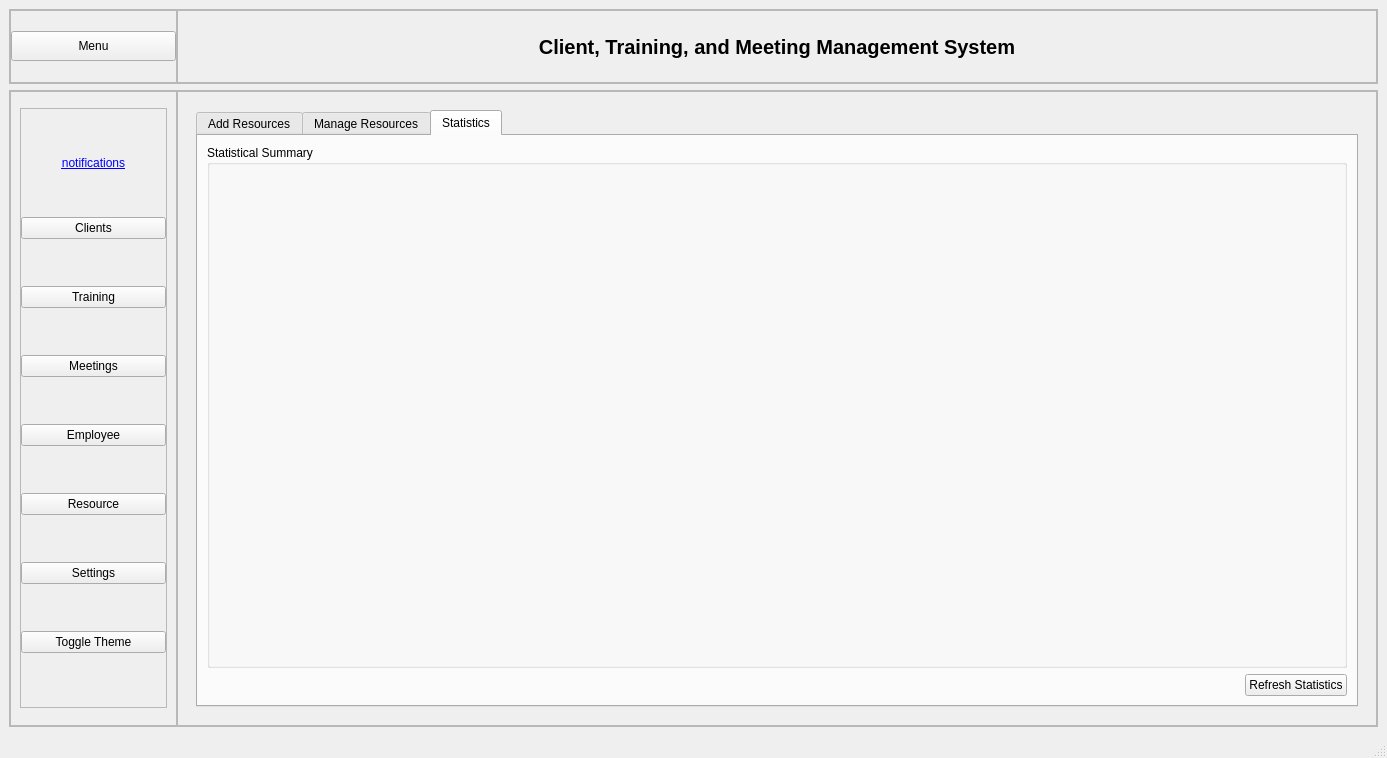
Old version of the form ui/mainwindow/mainwindow.ui in the repository Hyujnn54/DesktopAPP.
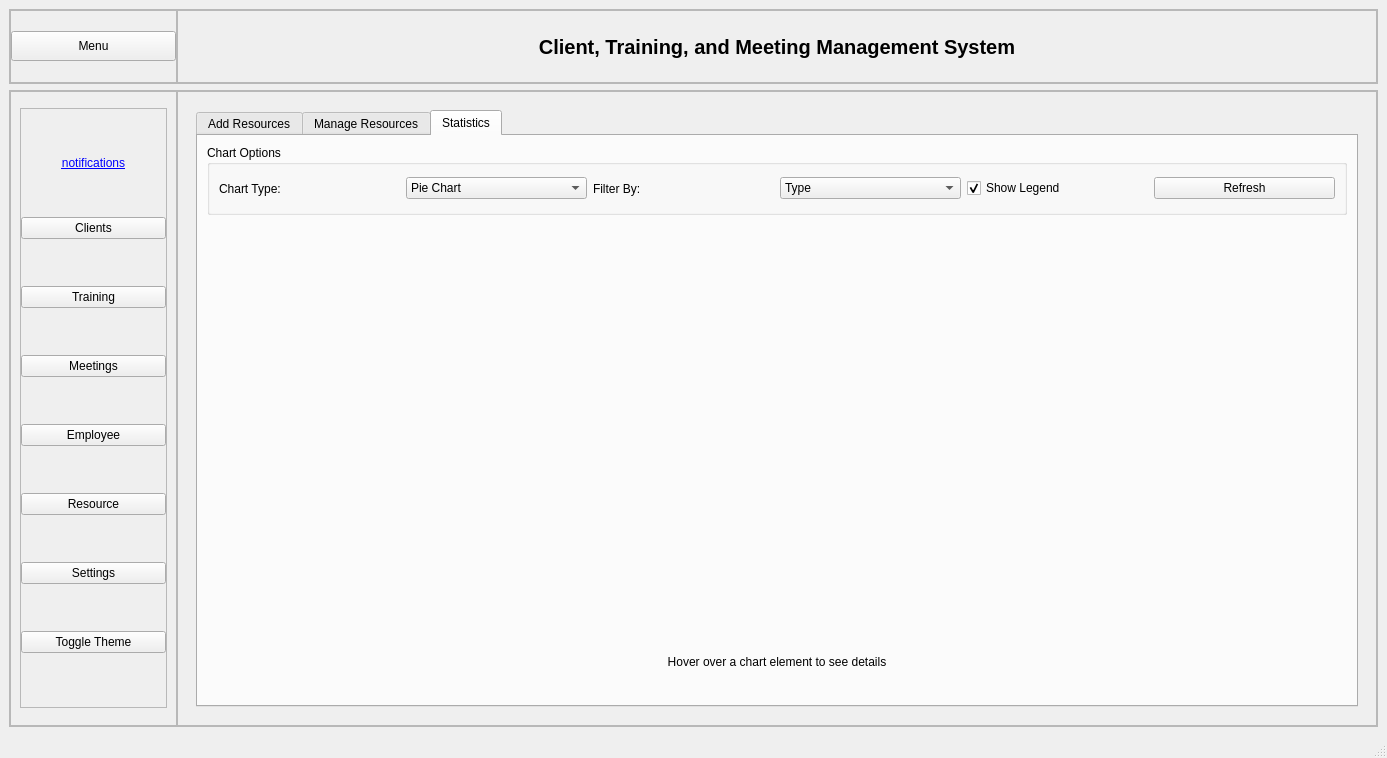
New version of the form. The open tabs and pages were chosen to show the change. Custom widgets are drawn as their Qt base class.

```diff
--- a/ui/mainwindow/mainwindow.ui
+++ b/ui/mainwindow/mainwindow.ui
@@ -2154,26 +2154,65 @@
                   <item>
                    <widget class="QGroupBox" name="statsTextGroup">
                     <property name="title">
-                     <string>Statistical Summary</string>
+                     <string>Chart Options</string>
                     </property>
-                    <layout class="QVBoxLayout" name="resourceVerticalLayoutStats">
+                    <layout class="QHBoxLayout" name="resourceChartControlsLayout">
                      <item>
-                      <widget class="QChartView" name="chartView" native="true">
-                       <property name="sizePolicy">
-                        <sizepolicy hsizetype="Expanding" vsizetype="Expanding">
-                         <horstretch>0</horstretch>
-                         <verstretch>0</verstretch>
-                        </sizepolicy>
+                      <widget class="QLabel" name="resourceChartTypeLabel">
+                       <property name="text">
+                        <string>Chart Type:</string>
                        </property>
                       </widget>
                      </item>
                      <item>
-                      <widget class="QChartView" name="stackedBarChartView" native="true">
-                       <property name="sizePolicy">
-                        <sizepolicy hsizetype="Expanding" vsizetype="Expanding">
-                         <horstretch>0</horstretch>
-                         <verstretch>0</verstretch>
-                        </sizepolicy>
+                      <widget class="QComboBox" name="resourceChartTypeComboBox">
+                       <item>
+                        <property name="text">
+                         <string>Pie Chart</string>
+                        </property>
+                       </item>
+                       <item>
+                        <property name="text">
+                         <string>Bar Chart</string>
+                        </property>
+                       </item>
+                      </widget>
+                     </item>
+                     <item>
+                      <widget class="QLabel" name="resourceChartFilterLabel">
+                       <property name="text">
+                        <string>Filter By:</string>
+                       </property>
+                      </widget>
+                     </item>
+                     <item>
+                      <widget class="QComboBox" name="resourceChartFilterComboBox">
+                       <item>
+                        <property name="text">
+                         <string>Type</string>
+                        </property>
+                       </item>
+                       <item>
+                        <property name="text">
+                         <string>Purchase Date</string>
+                        </property>
+                       </item>
+                      </widget>
+                     </item>
+                     <item>
+                      <widget class="QCheckBox" name="resourceToggleLegendCheckBox">
+                       <property name="text">
+                        <string>Show Legend</string>
+                       </property>
+                       <property name="checked">
+                        <bool>true</bool>
+                       </property>
+                      </widget>
+                     </item>
+                     <item>
+                      <widget class="QPushButton" name="resourceRefreshStatsButton">
+                       <property name="text">
+                        <string>Refresh</string>
                        </property>
                       </widget>
                      </item>
@@ -2181,28 +2220,24 @@
                    </widget>
                   </item>
                   <item>
-                   <layout class="QHBoxLayout" name="resourceStatsButtonLayout">
-                    <item>
-                     <spacer name="horizontalSpacer2">
-                      <property name="orientation">
-                       <enum>Qt::Orientation::Horizontal</enum>
-                      </property>
-                      <property name="sizeHint" stdset="0">
-                       <size>
-                        <width>40</width>
-                        <height>20</height>
-                       </size>
-                      </property>
-                     </spacer>
-                    </item>
-                    <item>
-                     <widget class="QPushButton" name="resourceRefreshStatsButton">
-                      <property name="text">
-                       <string>Refresh Statistics</string>
-                      </property>
-                     </widget>
-                    </item>
-                   </layout>
+                   <widget class="QChartView" name="chartView" native="true">
+                    <property name="minimumSize">
+                     <size>
+                      <width>0</width>
+                      <height>400</height>
+                     </size>
+                    </property>
+                   </widget>
+                  </item>
+                  <item>
+                   <widget class="QLabel" name="resourceHoverLabel">
+                    <property name="text">
+                     <string>Hover over a chart element to see details</string>
+                    </property>
+                    <property name="alignment">
+                     <set>Qt::AlignmentFlag::AlignCenter</set>
+                    </property>
+                   </widget>
                   </item>
                  </layout>
                 </widget>
```
Left out of the diff: 146 changed lines with no effect on the pictures.
